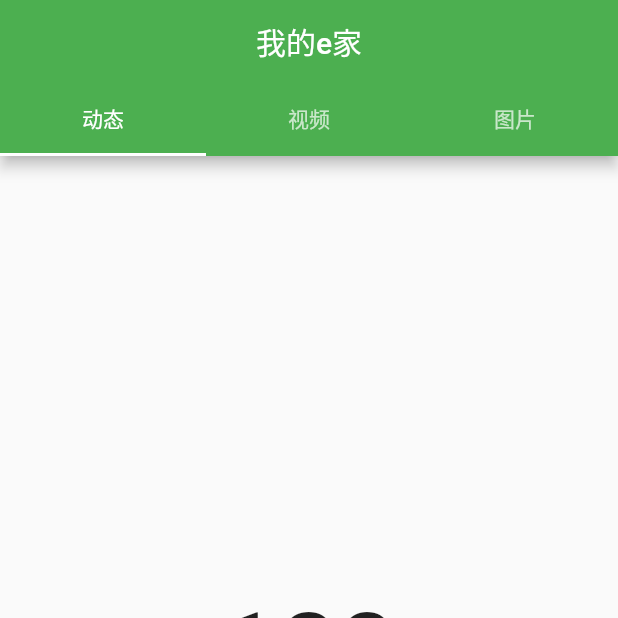
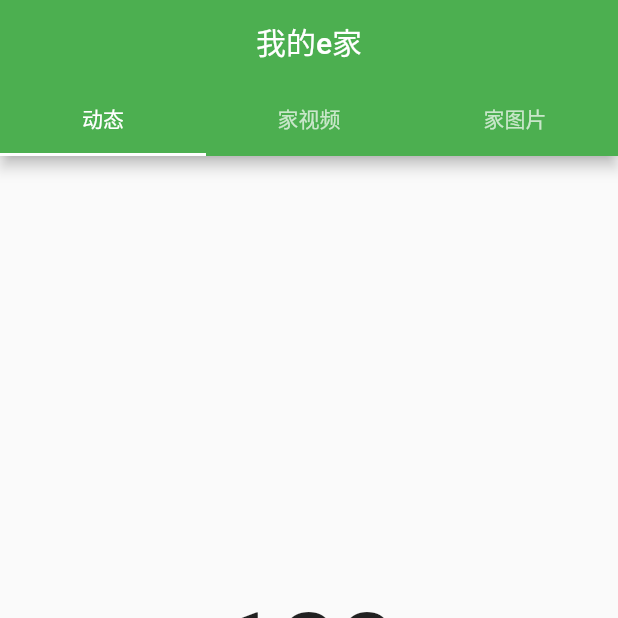
Before and after one commit to myflutter/Fy, a Flutter app: the screen it shows after launch, on a phone screen of 412 x 824 dp, the top half of it. Run offline on Flutter 3.47's test engine with Material 2 defaults, Android fonts, the phone set to English and light mode, and no system bars; our stand-ins replace dio.

Commit message:
修改tabbar名称

```diff
--- a/lib/main.dart
+++ b/lib/main.dart
@@ -55,8 +55,8 @@ class _MyHomePageState extends State<MyHomePage> with SingleTickerProviderStateM
           controller: _tabController,
           tabs: <Widget>[
             new Tab(text: '动态'),
-            new Tab(text: '视频'),
-            new Tab(text: '图片'),
+            new Tab(text: '家视频'),
+            new Tab(text: '家图片'),
           ],
         ),
       ),
```
